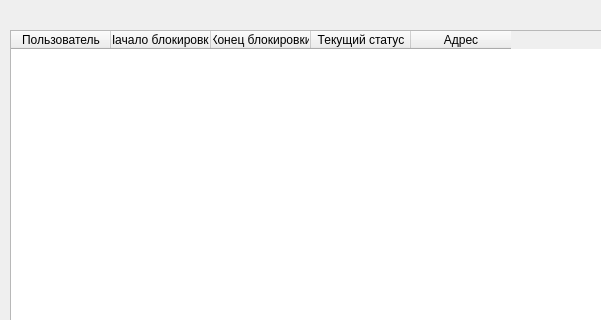
Qt form bantracker.ui (shmkvdmd/SecureModules) before a commit; both pictures show x 0 to 601 and y 0 to 320 of the 970 by 550 pixel window.
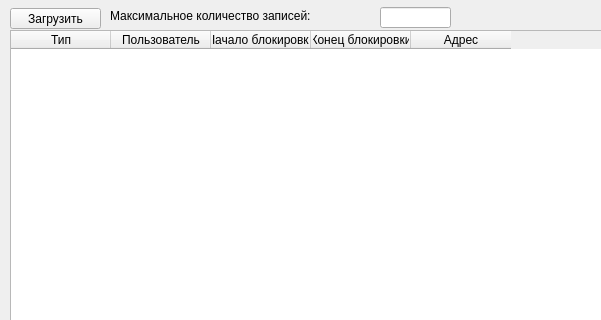
The same form after that commit.

What changed in the file:
```diff
--- a/bantracker.ui
+++ b/bantracker.ui
@@ -34,6 +34,11 @@
      <height>511</height>
     </rect>
    </property>
+   <column>
+    <property name="text">
+     <string>Тип</string>
+    </property>
+   </column>
    <column>
     <property name="text">
      <string>Пользователь</string>
@@ -49,11 +54,6 @@
      <string>Конец блокировки</string>
     </property>
    </column>
-   <column>
-    <property name="text">
-     <string>Текущий статус</string>
-    </property>
-   </column>
    <column>
     <property name="text">
      <string>Адрес</string>
@@ -73,6 +73,42 @@
     <string>Назад</string>
    </property>
   </widget>
+  <widget class="QPushButton" name="getDataBtn">
+   <property name="geometry">
+    <rect>
+     <x>10</x>
+     <y>8</y>
+     <width>91</width>
+     <height>21</height>
+    </rect>
+   </property>
+   <property name="text">
+    <string>Загрузить</string>
+   </property>
+  </widget>
+  <widget class="QLineEdit" name="maxLineEdit">
+   <property name="geometry">
+    <rect>
+     <x>380</x>
+     <y>7</y>
+     <width>71</width>
+     <height>21</height>
+    </rect>
+   </property>
+  </widget>
+  <widget class="QLabel" name="maxLabel">
+   <property name="geometry">
+    <rect>
+     <x>110</x>
+     <y>0</y>
+     <width>281</width>
+     <height>31</height>
+    </rect>
+   </property>
+   <property name="text">
+    <string>Максимальное количество записей:</string>
+   </property>
+  </widget>
  </widget>
  <resources/>
  <connections/>
```
Left out of the diff: 2 changed lines with no effect on the pictures.
